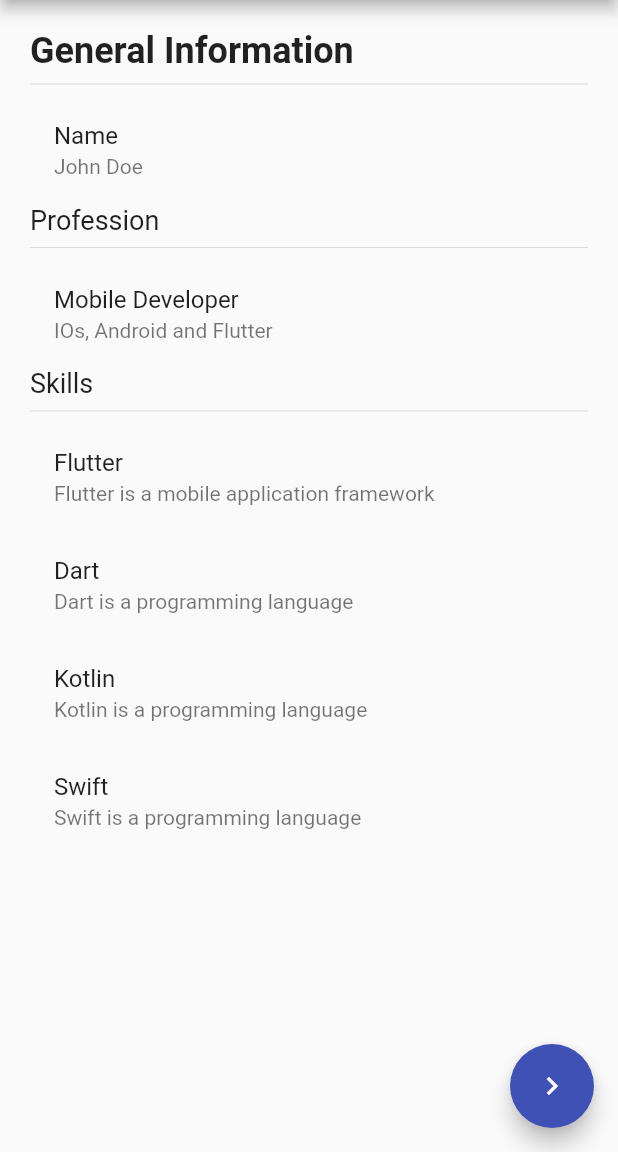
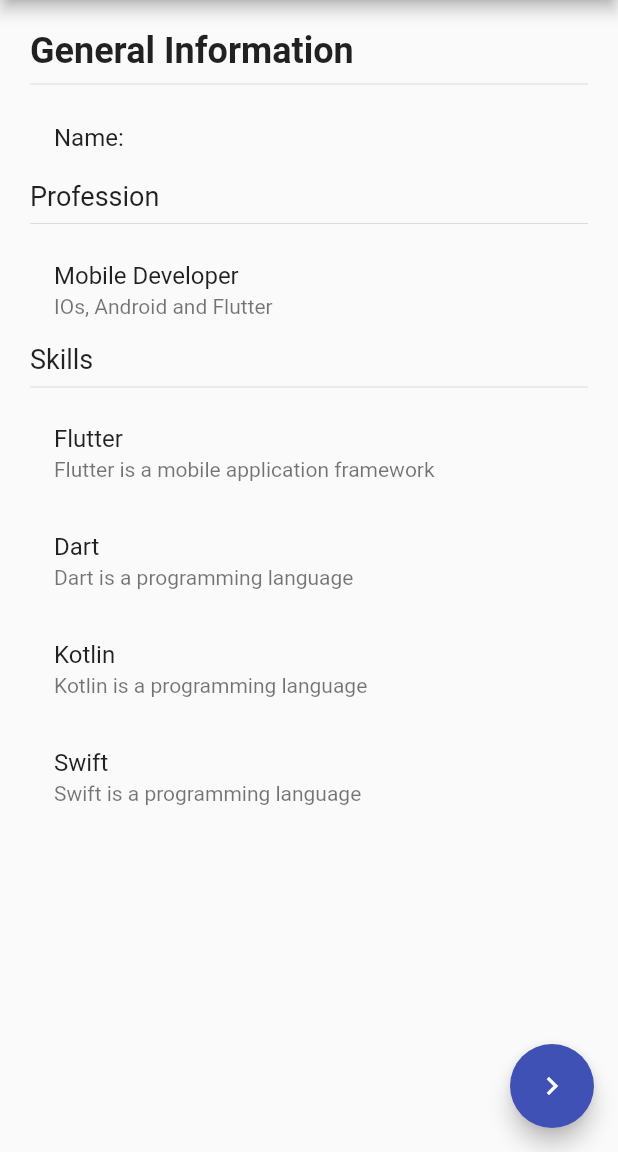
Before and after one commit to manuelduarte077/flutter-state, a Flutter app: the screen it shows after launch, on a phone screen of 412 x 824 dp, the part 84-1236 px from its top. Run offline on Flutter 3.47's test engine with Material 2 defaults, Android fonts, the phone set to English and light mode, and no system bars; accounts and stored records are empty.

Commit message:
feat: add singleton

```diff
--- a/lib/models/user.dart
+++ b/lib/models/user.dart
@@ -1,11 +1,11 @@
 class User {
   final String name;
-  List<String> profesion;
-  List<String> skills;
+  List<String>? profesion;
+  List<String>? skills;
 
   User({
     required this.name,
-    required this.profesion,
-    required this.skills,
-  });
+    this.profesion,
+    this.skills,
+  }) : assert(name != null);
 }
--- a/lib/screens/singleton/screens_1.dart
+++ b/lib/screens/singleton/screens_1.dart
@@ -1,5 +1,7 @@
 import 'package:flutter/material.dart';
+import 'package:flutter_state/models/user.dart';
 import 'package:flutter_state/screens/singleton/screens_2.dart';
+import 'package:flutter_state/services/user_service.dart';
 
 class HomeScreen1 extends StatelessWidget {
   const HomeScreen1({Key? key}) : super(key: key);
@@ -7,7 +9,11 @@ class HomeScreen1 extends StatelessWidget {
   @override
   Widget build(BuildContext context) {
     return Scaffold(
-      body: UserInfo(),
+      body: userService.existeUsuario
+          ? UserInformacion(usuario: userService.userInfo)
+          : const Center(
+              child: Text('Not user found'),
+            ),
       floatingActionButton: FloatingActionButton(
         onPressed: () {
           Navigator.push(
@@ -23,7 +29,13 @@ class HomeScreen1 extends StatelessWidget {
   }
 }
 
-class UserInfo extends StatelessWidget {
+class UserInformacion extends StatelessWidget {
+  final User usuario;
+  const UserInformacion({
+    Key? key,
+    required this.usuario,
+  }) : super(key: key);
+
   @override
   Widget build(BuildContext context) {
     return Container(
@@ -32,46 +44,45 @@ class UserInfo extends StatelessWidget {
       padding: const EdgeInsets.all(20),
       child: Column(
         crossAxisAlignment: CrossAxisAlignment.start,
-        children: const [
-          Text(
+        children: [
+          const Text(
             'General Information',
             style: TextStyle(
               fontSize: 24,
               fontWeight: FontWeight.bold,
             ),
           ),
-          Divider(),
+          const Divider(),
           ListTile(
-            title: Text('Name'),
-            subtitle: Text('John Doe'),
+            title: Text("Name: ${usuario.name}"),
           ),
-          Text(
+          const Text(
             'Profession',
             style: TextStyle(fontSize: 18),
           ),
-          Divider(),
-          ListTile(
+          const Divider(),
+          const ListTile(
             title: Text('Mobile Developer'),
             subtitle: Text('IOs, Android and Flutter'),
           ),
-          Text(
+          const Text(
             'Skills',
             style: TextStyle(fontSize: 18),
           ),
-          Divider(),
-          ListTile(
+          const Divider(),
+          const ListTile(
             title: Text('Flutter'),
             subtitle: Text('Flutter is a mobile application framework'),
           ),
-          ListTile(
+          const ListTile(
             title: Text('Dart'),
             subtitle: Text('Dart is a programming language'),
           ),
-          ListTile(
+          const ListTile(
             title: Text('Kotlin'),
             subtitle: Text('Kotlin is a programming language'),
           ),
-          ListTile(
+          const ListTile(
             title: Text('Swift'),
             subtitle: Text('Swift is a programming language'),
           ),
```
Also changed, not shown: lib/screens/singleton/screens_2.dart (+6 -1 lines), lib/services/user_service.dart (added, +19 -0 lines), 1 other file.
